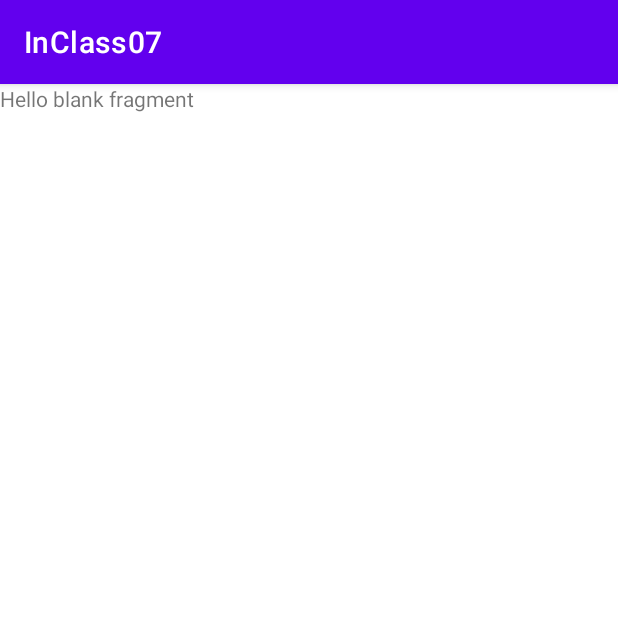
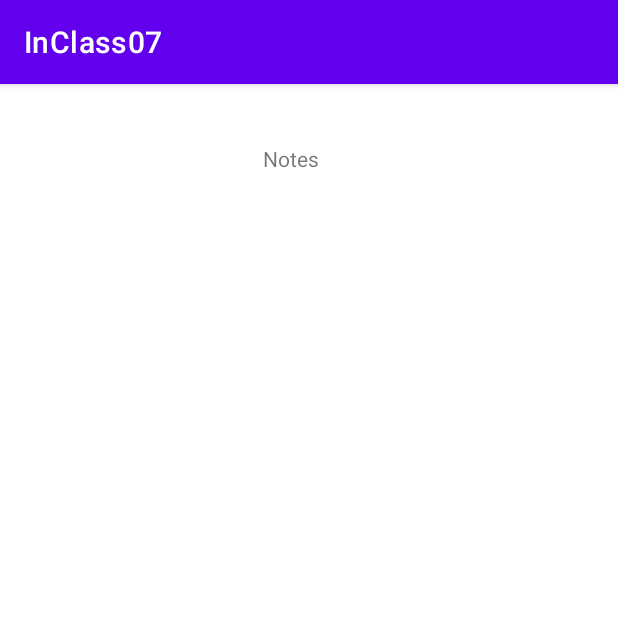
Before and after one commit to sam19981/InClass07_002787959_002783511, an Android app: the fragment NotesDisplay shown on its own in the app's theme, on a phone screen of 412 x 824 dp, the top half of it. Run offline under Robolectric (Android 15) with nearby library versions, the phone set to English and light mode, and no system bars.

Commit message:
Notes Class

```diff
--- a/app/src/main/java/com/example/inclass07/NotesDisplay.java
+++ b/app/src/main/java/com/example/inclass07/NotesDisplay.java
@@ -3,6 +3,7 @@ package com.example.inclass07;
 import android.os.Bundle;
 
 import androidx.fragment.app.Fragment;
+import androidx.recyclerview.widget.RecyclerView;
 
 import android.view.LayoutInflater;
 import android.view.View;
@@ -19,6 +20,10 @@ public class NotesDisplay extends Fragment {
     // the fragment initialization parameters, e.g. ARG_ITEM_NUMBER
     private static final String ARG_PARAM1 = "param1";
     private static final String ARG_PARAM2 = "param2";
+
+    private RecyclerView mRecyclerView;
+    private NotesAdapter mAdapter;
+    private RecyclerView.LayoutManager mLayoutManager;
 
     // TODO: Rename and change types of parameters
     private String mParam1;
@@ -59,6 +64,11 @@ public class NotesDisplay extends Fragment {
     public View onCreateView(LayoutInflater inflater, ViewGroup container,
                              Bundle savedInstanceState) {
         // Inflate the layout for this fragment
-        return inflater.inflate(R.layout.fragment_notes_display, container, false);
+        View view = inflater.inflate(R.layout.fragment_notes_display, container, false);
+
+        mRecyclerView = view.findViewById(R.id.recyclerViewId);
+
+
+        return view;
     }
 }
--- a/app/src/main/res/layout/fragment_notes_display.xml
+++ b/app/src/main/res/layout/fragment_notes_display.xml
@@ -1,14 +1,27 @@
 <?xml version="1.0" encoding="utf-8"?>
-<FrameLayout xmlns:android="http://schemas.android.com/apk/res/android"
+<androidx.constraintlayout.widget.ConstraintLayout xmlns:android="http://schemas.android.com/apk/res/android"
+    xmlns:app="http://schemas.android.com/apk/res-auto"
     xmlns:tools="http://schemas.android.com/tools"
+    android:id="@+id/frameLayout"
     android:layout_width="match_parent"
     android:layout_height="match_parent"
-    tools:context=".NotesDisplay">
+    tools:context=".NotesDisplay" >
 
-    <!-- TODO: Update blank fragment layout -->
     <TextView
-        android:layout_width="match_parent"
-        android:layout_height="match_parent"
-        android:text="@string/hello_blank_fragment" />
+        android:id="@+id/textView2"
+        android:layout_width="42dp"
+        android:layout_height="20dp"
+        android:layout_marginStart="175dp"
+        android:layout_marginTop="40dp"
+        android:text="@string/Notes_text"
+        app:layout_constraintStart_toStartOf="parent"
+        app:layout_constraintTop_toTopOf="parent" />
 
-</FrameLayout>
+    <androidx.recyclerview.widget.RecyclerView
+        android:id="@+id/recyclerViewId"
+        android:layout_width="409dp"
+        android:layout_height="659dp"
+        android:layout_marginTop="16dp"
+        app:layout_constraintTop_toBottomOf="@+id/textView2"
+        tools:layout_editor_absoluteX="1dp" />
+</androidx.constraintlayout.widget.ConstraintLayout>
--- a/app/src/main/res/values/strings.xml
+++ b/app/src/main/res/values/strings.xml
@@ -8,4 +8,5 @@
     <string name="Register_text">Register</string>
     <string name="retype_Password">retype_password</string>
     <string name="name_text">Name</string>
+    <string name="Notes_text">Notes</string>
 </resources>
```
Also changed, not shown: app/src/main/java/com/example/inclass07/DataModel/Notes.java (added, +37 -0 lines), app/src/main/java/com/example/inclass07/NotesAdapter.java (added, +34 -0 lines), app/src/main/res/layout/notesrecycler.xml (+35 -3 lines).
